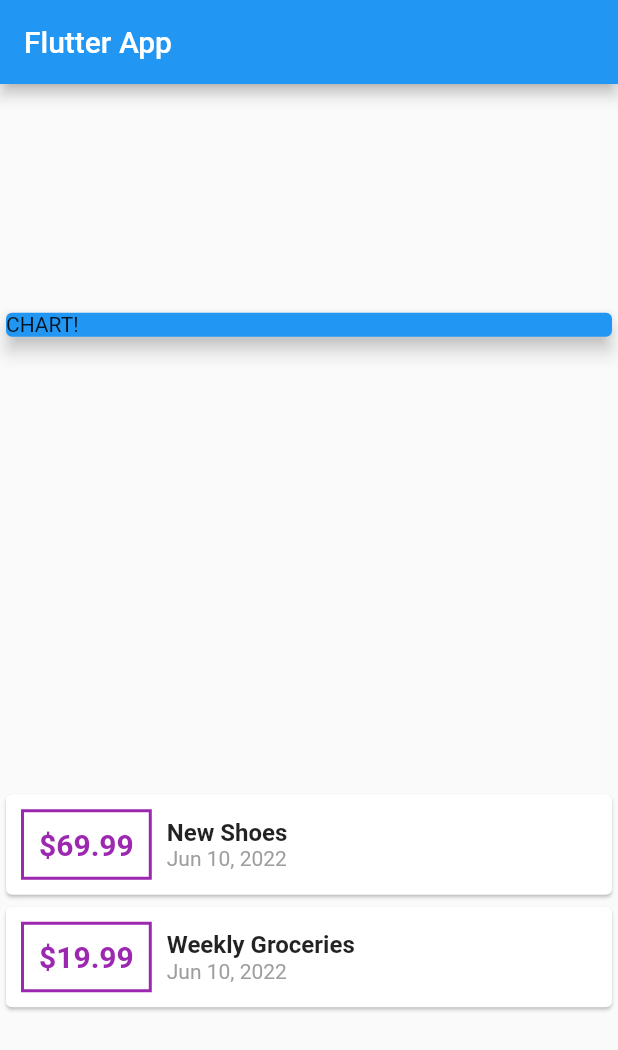
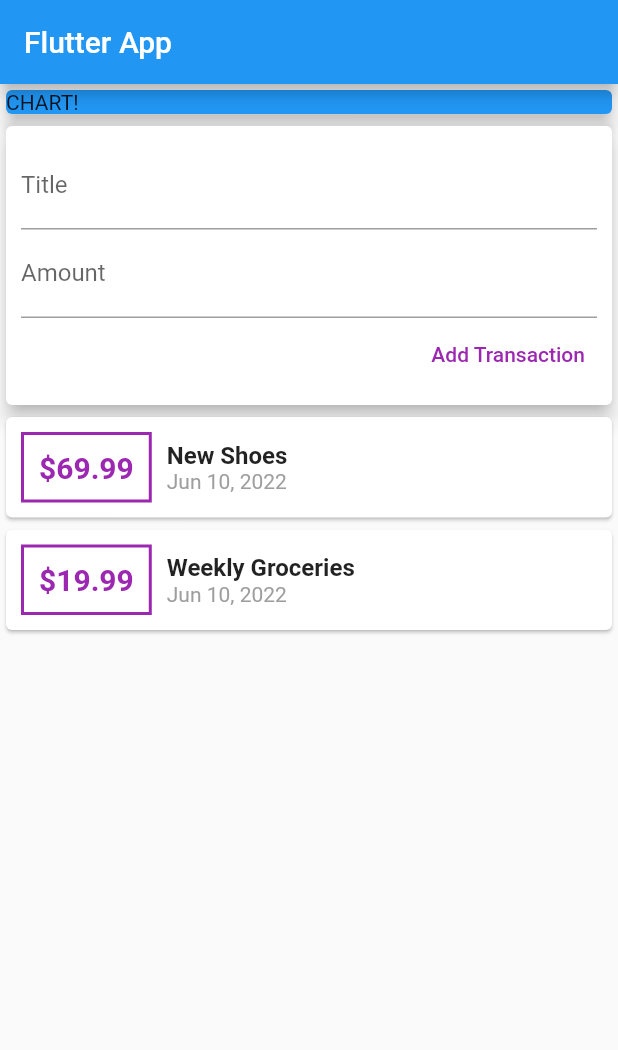
Before and after one commit to ditateum/planning_app_basic, a Flutter app: the screen it shows after launch, on a phone screen of 412 x 824 dp. Shown: the top 1050 px of the screen. Run offline on Flutter 3.47's test engine with Material 2 defaults, Android fonts, the phone set to English and light mode, and no system bars.

Commit message:
TextField an add TextButton

```diff
--- a/lib/main.dart
+++ b/lib/main.dart
@@ -49,7 +49,7 @@
         title: const Text("Flutter App"),
       ),
       body: Column(
-        mainAxisAlignment: MainAxisAlignment.spaceAround,
+        // mainAxisAlignment: MainAxisAlignment.start,
         crossAxisAlignment: CrossAxisAlignment.stretch,
         children: [
           Container(
@@ -59,6 +59,34 @@
               child: Text("CHART!"),
               elevation: 5,
             ),
+          ),
+          Card(
+            child: Container(
+              padding: EdgeInsets.all(10),
+              child: Column(
+                crossAxisAlignment: CrossAxisAlignment.end,
+                children: [
+                  TextField(
+                    decoration: InputDecoration(
+                      labelText: "Title",
+                    ),
+                  ),
+                  TextField(
+                    decoration: InputDecoration(
+                      labelText: "Amount",
+                    ),
+                  ),
+                  TextButton(
+                    onPressed: () {},
+                    child: Text("Add Transaction"),
+                    style: TextButton.styleFrom(
+                      primary: Colors.purple,
+                    ),
+                  ),
+                ],
+              ),
+            ),
+            elevation: 5,
           ),
           Column(
             children: transactions.map((tx) {
```
